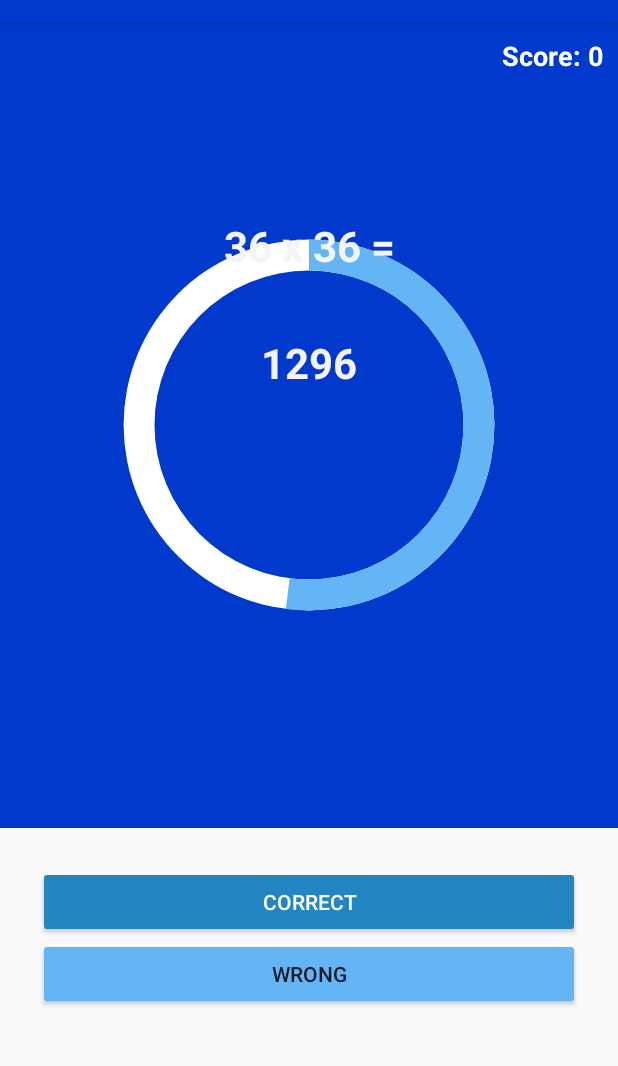
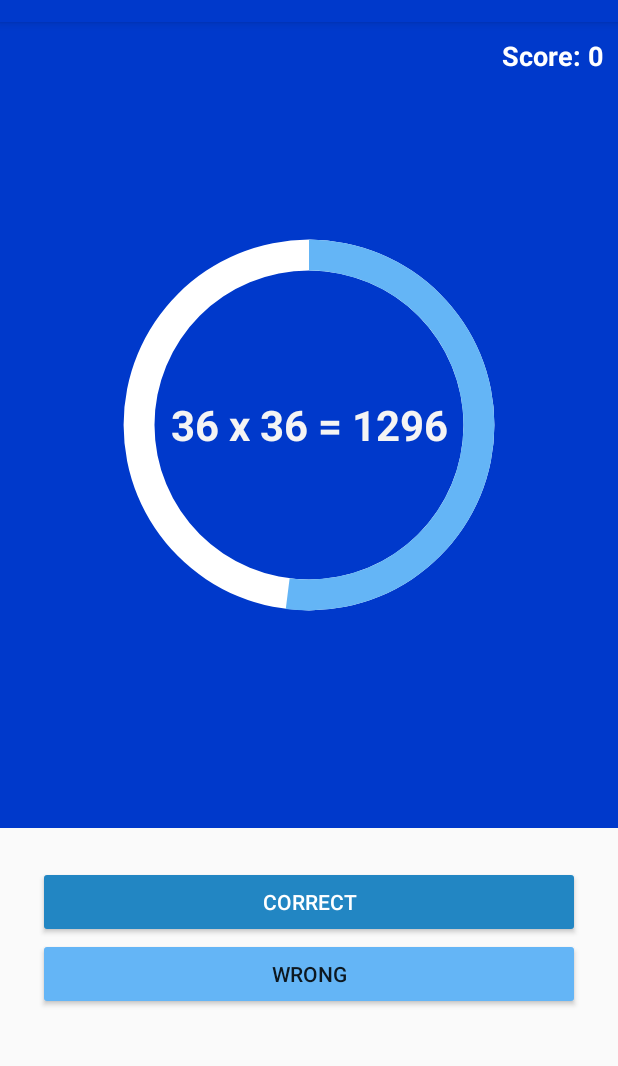
Before and after one commit to oussamabonnor1/JetMath_android_app, an Android app: the screen it shows after launch (MainActivity), on a phone screen of 412 x 824 dp, the part 62-1128 px from its top. Run offline under Robolectric (Android 15) with nearby library versions, the phone set to English and light mode, and no system bars.

Commit message:
fixing label issues

```diff
--- a/app/src/main/java/com/example/oussama/myapp/MainActivity.java
+++ b/app/src/main/java/com/example/oussama/myapp/MainActivity.java
@@ -15,7 +15,6 @@ import java.util.Random;
 public class MainActivity extends AppCompatActivity {
 
     TextView title;
-    TextView question;
     TextView resultText;
     TextView scoreText;
     TextView clockText;
@@ -35,7 +34,6 @@ public class MainActivity extends AppCompatActivity {
         super.onCreate(savedInstanceState);
         setContentView(R.layout.activity_main);
         title = (TextView) findViewById(R.id.title);
-        question = (TextView) findViewById(R.id.question);
         resultText = (TextView) findViewById(R.id.resultText);
         scoreText = (TextView) findViewById(R.id.score);
         //clockText = (TextView) findViewById(R.id.clockText);
@@ -104,15 +102,14 @@ public class MainActivity extends AppCompatActivity {
                 s = firstNum + " / " + secondNum + " =";
                 break;
         }
-         question.setText(s);
         if (!correctAnswer) {
             int difference = new Random().nextInt(10);
             boolean negative = new Random().nextBoolean();
             if (negative) result -= difference;
             else result += difference;
         }
-         if (operation == 3) resultText.setText(String.format("%.1f", result));
-         else resultText.setText("" + (int) result);
+        if (operation == 3) resultText.setText(s + " " + String.format("%.1f", result));
+        else resultText.setText(s + " " + (int) result);
     }
 
     public void checkIfTrue(View v) {
@@ -186,7 +183,6 @@ public class MainActivity extends AppCompatActivity {
         title.setText("BOOM Game Over !\n Score: " + score);
         scoreText.setText("");
         resultText.setText("");
-        question.setText("");
         clockText.setText("");
         countDownTimer = null;
         correctButton.setText("Restart");
--- a/app/src/main/res/layout/activity_main.xml
+++ b/app/src/main/res/layout/activity_main.xml
@@ -18,31 +18,14 @@
             android:layout_width="match_parent"
             android:layout_height="match_parent"
             android:progressDrawable="@drawable/circular"
-            android:progress="10"
             android:secondaryProgress="100"/>
 
         <TextView
             android:id="@+id/resultText"
             android:layout_width="match_parent"
             android:layout_height="wrap_content"
-            android:layout_below="@+id/question"
             android:layout_centerInParent="true"
             android:text="Result"
-            android:textAlignment="center"
-            android:textColor="#F4F4F4"
-            android:textSize="28sp"
-            android:textStyle="bold" />
-
-        <TextView
-            android:id="@+id/question"
-            android:layout_width="match_parent"
-            android:layout_height="wrap_content"
-            android:layout_alignParentLeft="true"
-            android:layout_alignParentStart="true"
-            android:layout_below="@+id/score"
-            android:layout_marginTop="85dp"
-            android:paddingBottom="40dp"
-            android:text="question"
             android:textAlignment="center"
             android:textColor="#F4F4F4"
             android:textSize="28sp"
```
Lines whose indentation alone changed are shown as unchanged.
